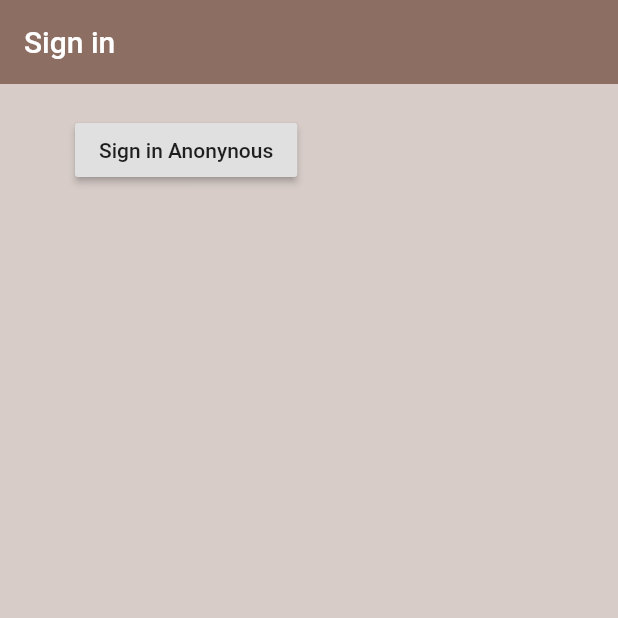
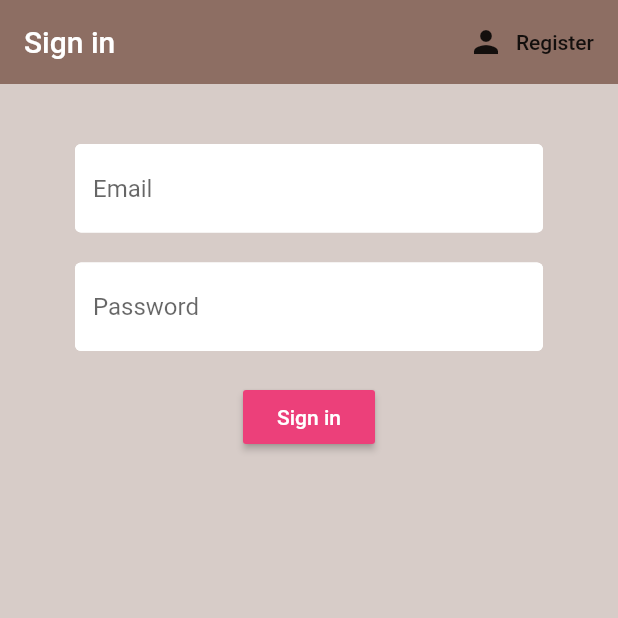
Before and after one commit to ChisengaSol/csappliedteacherappRepo, a Flutter app: the screen it shows after launch, on a phone screen of 412 x 824 dp, the top half of it. Run offline on Flutter 3.47's test engine with Material 2 defaults, Android fonts, the phone set to English and light mode, and no system bars; our stand-ins replace cloud_firestore, firebase_auth, firebase_core, flutter_spinkit; accounts and stored records are empty.

Commit message:
14th March Changes

```diff
--- a/lib/src/app.dart
+++ b/lib/src/app.dart
@@ -12,6 +12,7 @@ class App extends StatelessWidget {
         value: AuthService().user,
         initialData: null,
         child: MaterialApp(
+        debugShowCheckedModeBanner: false,
         title: 'Welcome Myapp',
         theme: ThemeData(
           accentColor: Colors.orange,
--- a/lib/src/screens/authenticate/authenticate.dart
+++ b/lib/src/screens/authenticate/authenticate.dart
@@ -1,5 +1,8 @@
+/*This is a wrapper for login and signup */
+
 //import 'package:cs_applied_project/src/screens/authenticate/sign_in.dart';
 import 'package:csappliedteacherapp/src/screens/authenticate/login.dart';
+import 'package:csappliedteacherapp/src/screens/authenticate/register.dart';
 import 'package:flutter/material.dart';
 
 class Authenticate extends StatefulWidget {
@@ -8,10 +11,20 @@ class Authenticate extends StatefulWidget {
 }
 
 class _AuthenticateState extends State<Authenticate> {
+  bool showSignIn = true;
+
+  //function allows to toggle between signin and register forms
+  void toggleView(){
+    setState(() => showSignIn = !showSignIn);
+  }
+
   @override
   Widget build(BuildContext context) {
-    return Container(
-      child: LoginScreen(),
-    );
+
+    if (showSignIn) {
+      return LoginScreen(toggleView: toggleView);
+    } else {
+      return Register(toggleView: toggleView);
+    }
   }
 }
--- a/lib/src/screens/authenticate/login.dart
+++ b/lib/src/screens/authenticate/login.dart
@@ -2,6 +2,8 @@ import 'package:csappliedteacherapp/src/models/user.dart';
 import 'package:csappliedteacherapp/src/screens/home.dart';
 import 'package:csappliedteacherapp/src/screens/home/home.dart';
 import 'package:csappliedteacherapp/src/services/auth.dart';
+import 'package:csappliedteacherapp/src/shared/constants.dart';
+import 'package:csappliedteacherapp/src/shared/loading.dart';
 import 'package:firebase_auth/firebase_auth.dart';
 import 'package:flutter/material.dart';
 
@@ -82,36 +84,107 @@ import 'package:flutter/material.dart';
 //   }
 // }
 
-
 class LoginScreen extends StatefulWidget {
+  final Function toggleView;
+  LoginScreen({this.toggleView});
   @override
   _LoginScreenState createState() => _LoginScreenState();
 }
 
 class _LoginScreenState extends State<LoginScreen> {
   final AuthService _auth = AuthService();
+  final _formKey = GlobalKey<FormState>();
+  bool loading = false;
+
+  //text field state
+  String email = '';
+  String password = '';
+  String error = '';
+
   @override
   Widget build(BuildContext context) {
-    return Scaffold(
+    return loading ? Loading() : Scaffold(
       backgroundColor: Colors.brown[100],
       appBar: AppBar(
         backgroundColor: Colors.brown[400],
         elevation: 0.0,
         title: Text('Sign in'),
+        actions: <Widget>[
+          FlatButton.icon(
+            icon: Icon(Icons.person),
+            onPressed: () {
+              widget.toggleView();
+            },
+            label: Text('Register'),
+          ),
+        ],
       ),
       body: Container(
         padding: EdgeInsets.symmetric(vertical: 20.0, horizontal: 50.0),
-        child: RaisedButton(
-            child: Text('Sign in Anonynous'),
-            onPressed: () async {
-              dynamic result = await _auth.signInAnon();
-              if (result == null) {
-                print("Error signing in");
-              } else {
-                print("Signed in successfully");
-                print(result.uid);
-              }
-            }),
+        child: Form(
+          //associate global key with form
+          key: _formKey,
+
+          child: Column(
+            children: <Widget>[
+              SizedBox(
+                height: 20.0,
+              ),
+              TextFormField(
+                decoration: textInputDecoration.copyWith(hintText: 'Email'),
+                validator: (value) => value.isEmpty ? 'Enter an email' : null,
+                //updates state of email when user is typing
+                onChanged: (value) {
+                  setState(() => email = value);
+                },
+              ),
+              SizedBox(
+                height: 20.0,
+              ),
+              TextFormField(
+                decoration: textInputDecoration.copyWith(hintText: 'Password'),
+                obscureText: true,
+                validator: (value) =>
+                    value.length < 8 ? 'Enter atleast 8 characters' : null,
+
+                //updates state of password when user is typing
+                onChanged: (value) {
+                  setState(() => password = value);
+                },
+              ),
+              SizedBox(
+                height: 20.0,
+              ),
+              RaisedButton(
+                color: Colors.pink[400],
+                child: Text(
+                  'Sign in',
+                  style: TextStyle(color: Colors.white),
+                ),
+                onPressed: () async {
+                  if (_formKey.currentState.validate()) {
+                    setState(() => loading = true);
+                    dynamic result =
+                        await _auth.emailAndPwordSignIn(email, password);
+                    if (result == null) {
+                      setState(() {
+                        error = 'Sign in failed. Please check your credentials';
+                        loading = false;
+                      });
+                    }
+                  }
+                },
+              ),
+              SizedBox(
+                height: 10.0,
+              ),
+              Text(
+                error,
+                style: TextStyle(color: Colors.red, fontSize: 14.0),
+              ),
+            ],
+          ),
+        ),
       ),
     );
   }
--- a/lib/src/screens/wrapper.dart
+++ b/lib/src/screens/wrapper.dart
@@ -11,8 +11,12 @@ class Wrapper extends StatelessWidget {
   @override
   Widget build(BuildContext context) {
     final user = Provider.of<Myuser>(context);
-    print(user);
+    //print(user);
     //return either homescreen or authenticate widget
-    return Authenticate();
+    if (user == null) {
+      return Authenticate();
+    } else {
+      return HomeScreen();
+    }
   }
 }
--- /dev/null
+++ b/lib/src/shared/constants.dart
@@ -0,0 +1,18 @@
+import 'package:flutter/material.dart';
+
+const textInputDecoration = InputDecoration(
+  fillColor: Colors.white,
+  filled: true,
+  enabledBorder: OutlineInputBorder(
+    borderSide: BorderSide(
+      color: Colors.white,
+      width: 2.0,
+    ),
+  ),
+  focusedBorder: OutlineInputBorder(
+    borderSide: BorderSide(
+      color: Colors.pink,
+      width: 2.0,
+    ),
+  ),
+);
--- a/pubspec.yaml
+++ b/pubspec.yaml
@@ -30,7 +30,9 @@ dependencies:
   cupertino_icons: ^1.0.2
   firebase_core: ^1.0.1
   firebase_auth: ^1.0.1
+  cloud_firestore: ^1.0.1
   provider: ^5.0.0
+  flutter_spinkit: "^4.1.2"
 
 dev_dependencies:
   flutter_test:
```
Also changed, not shown: lib/src/screens/authenticate/register.dart (added, +106 -0 lines), lib/src/screens/home/home.dart (+22 -8 lines), lib/src/services/auth.dart (+31 -1 lines), lib/src/services/database.dart (added, +7 -0 lines), lib/src/shared/loading.dart (added, +17 -0 lines), pubspec.lock.
